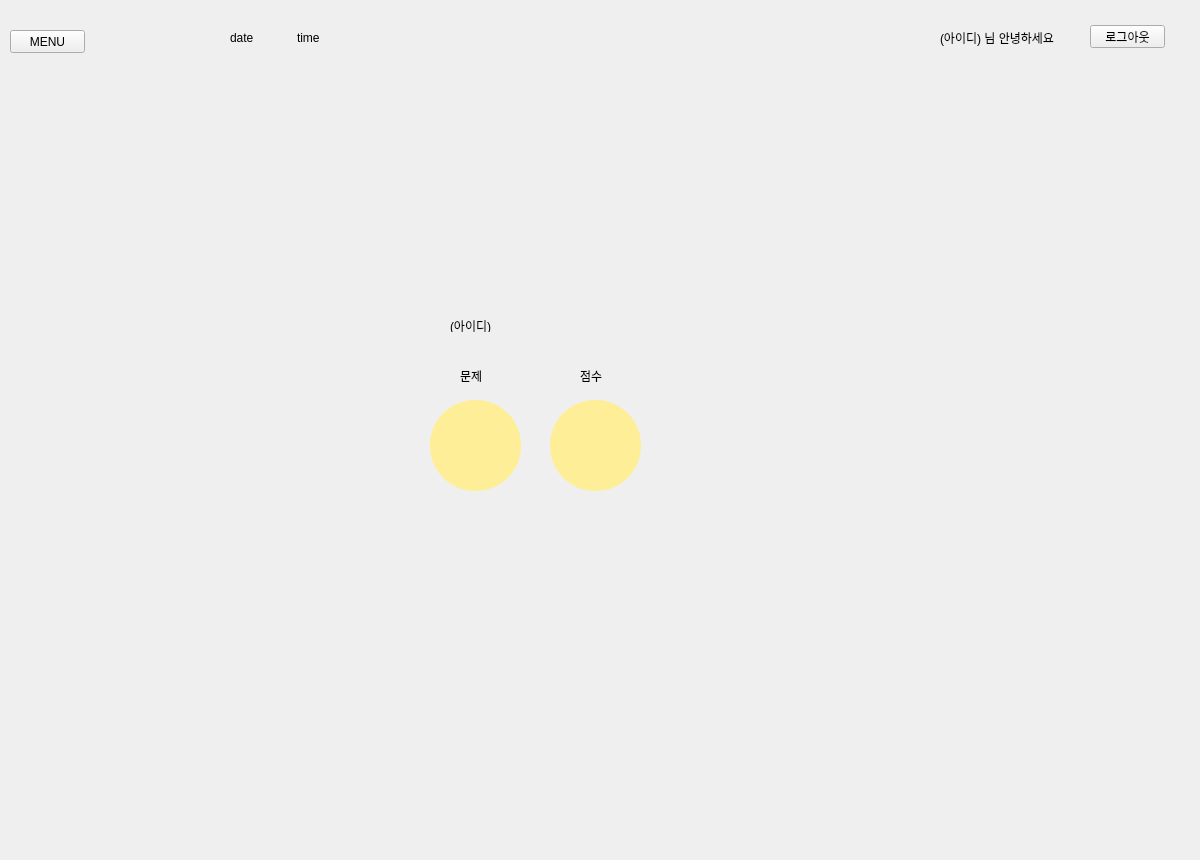
The window that si_contents.ui (gitaeyu/Education_app) describes before a commit, drawn with Qt 5.
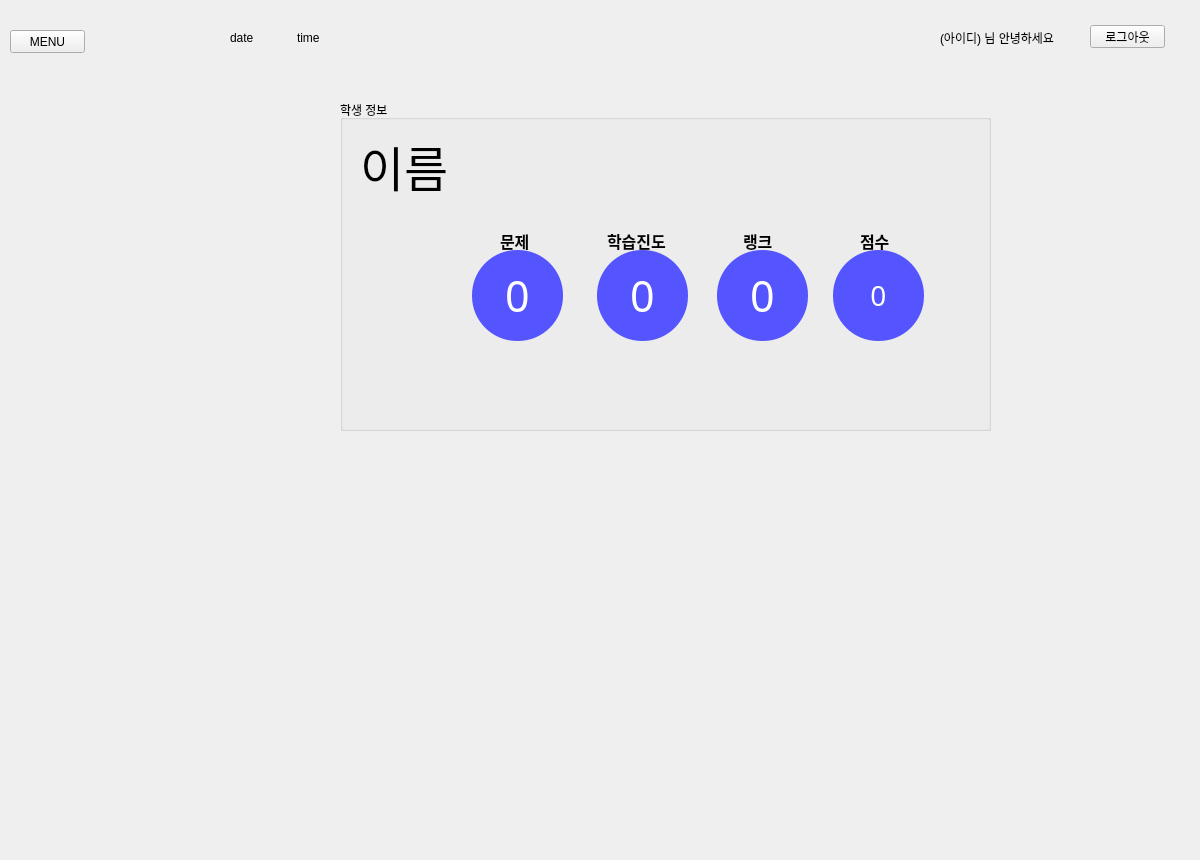
The same window after the commit. The open tabs and pages were chosen to show the change.

Patch:
```diff
--- a/si_contents.ui
+++ b/si_contents.ui
@@ -702,98 +702,272 @@
       <number>2</number>
      </property>
      <widget class="QWidget" name="page_26">
-      <widget class="QLabel" name="lb_point_">
+      <widget class="QGroupBox" name="groupBox">
        <property name="geometry">
         <rect>
-         <x>310</x>
-         <y>320</y>
-         <width>91</width>
-         <height>91</height>
+         <x>100</x>
+         <y>20</y>
+         <width>651</width>
+         <height>331</height>
         </rect>
        </property>
        <property name="styleSheet">
-        <string notr="true">background-color: rgb(255, 238, 152);
+        <string notr="true"/>
+       </property>
+       <property name="title">
+        <string>학생 정보</string>
+       </property>
+       <widget class="QLabel" name="lb_user_name_">
+        <property name="geometry">
+         <rect>
+          <x>20</x>
+          <y>30</y>
+          <width>211</width>
+          <height>71</height>
+         </rect>
+        </property>
+        <property name="font">
+         <font>
+          <family>Alef</family>
+          <pointsize>36</pointsize>
+         </font>
+        </property>
+        <property name="text">
+         <string>이름</string>
+        </property>
+       </widget>
+       <widget class="QLabel" name="label_24">
+        <property name="geometry">
+         <rect>
+          <x>160</x>
+          <y>120</y>
+          <width>41</width>
+          <height>41</height>
+         </rect>
+        </property>
+        <property name="font">
+         <font>
+          <family>Alef</family>
+          <pointsize>12</pointsize>
+          <weight>75</weight>
+          <bold>true</bold>
+         </font>
+        </property>
+        <property name="text">
+         <string>문제</string>
+        </property>
+       </widget>
+       <widget class="QLabel" name="lb_question_num">
+        <property name="geometry">
+         <rect>
+          <x>132</x>
+          <y>150</y>
+          <width>91</width>
+          <height>91</height>
+         </rect>
+        </property>
+        <property name="font">
+         <font>
+          <family>맑은 고딕</family>
+          <pointsize>32</pointsize>
+          <weight>9</weight>
+          <italic>false</italic>
+          <bold>false</bold>
+         </font>
+        </property>
+        <property name="styleSheet">
+         <string notr="true">/*background-color: rgb(255, 238, 152);*/
+background-color: rgb(85, 85, 255);
 border-radius:45px;
 /*border: 1px solid rgb(255, 255, 0);*/
 /*border: 10px solid rgb(255, 255, 0);*/
-font: 75 20pt &quot;맑은 고딕&quot; ;
+/*font: 75 20pt &quot;맑은 고딕&quot; ;*/
 color: rgb(255, 255, 255);
 
 
 </string>
-       </property>
-       <property name="text">
-        <string/>
-       </property>
-       <property name="alignment">
-        <set>Qt::AlignCenter</set>
-       </property>
-      </widget>
-      <widget class="QLabel" name="lb_user_name_">
-       <property name="geometry">
-        <rect>
-         <x>210</x>
-         <y>240</y>
-         <width>56</width>
-         <height>12</height>
-        </rect>
-       </property>
-       <property name="text">
-        <string>(아이디)</string>
-       </property>
-      </widget>
-      <widget class="QLabel" name="label_24">
-       <property name="geometry">
-        <rect>
-         <x>220</x>
-         <y>290</y>
-         <width>56</width>
-         <height>12</height>
-        </rect>
-       </property>
-       <property name="text">
-        <string>문제</string>
-       </property>
-      </widget>
-      <widget class="QLabel" name="label_25">
-       <property name="geometry">
-        <rect>
-         <x>340</x>
-         <y>290</y>
-         <width>56</width>
-         <height>12</height>
-        </rect>
-       </property>
-       <property name="text">
-        <string>점수</string>
-       </property>
-      </widget>
-      <widget class="QLabel" name="lb_question_num_">
-       <property name="geometry">
-        <rect>
-         <x>190</x>
-         <y>320</y>
-         <width>91</width>
-         <height>91</height>
-        </rect>
-       </property>
-       <property name="styleSheet">
-        <string notr="true">background-color: rgb(255, 238, 152);
+        </property>
+        <property name="text">
+         <string>0</string>
+        </property>
+        <property name="alignment">
+         <set>Qt::AlignCenter</set>
+        </property>
+       </widget>
+       <widget class="QLabel" name="lb_point_num">
+        <property name="geometry">
+         <rect>
+          <x>493</x>
+          <y>150</y>
+          <width>91</width>
+          <height>91</height>
+         </rect>
+        </property>
+        <property name="font">
+         <font>
+          <family>맑은 고딕</family>
+          <pointsize>21</pointsize>
+          <weight>50</weight>
+          <italic>false</italic>
+          <bold>false</bold>
+         </font>
+        </property>
+        <property name="styleSheet">
+         <string notr="true">/*background-color: rgb(255, 238, 152);*/
+background-color: rgb(85, 85, 255);
 border-radius:45px;
 /*border: 1px solid rgb(255, 255, 0);*/
 /*border: 10px solid rgb(255, 255, 0);*/
-font: 75 20pt &quot;맑은 고딕&quot; ;
+/*font: 75 20pt &quot;맑은 고딕&quot; ;*/
 color: rgb(255, 255, 255);
 
 
 </string>
-       </property>
-       <property name="text">
-        <string/>
-       </property>
-       <property name="alignment">
-        <set>Qt::AlignCenter</set>
-       </property>
+        </property>
+        <property name="text">
+         <string>0</string>
+        </property>
+        <property name="alignment">
+         <set>Qt::AlignCenter</set>
+        </property>
+       </widget>
+       <widget class="QLabel" name="lb_rank_num">
+        <property name="geometry">
+         <rect>
+          <x>377</x>
+          <y>150</y>
+          <width>91</width>
+          <height>91</height>
+         </rect>
+        </property>
+        <property name="font">
+         <font>
+          <family>맑은 고딕</family>
+          <pointsize>32</pointsize>
+          <weight>50</weight>
+          <italic>false</italic>
+          <bold>false</bold>
+         </font>
+        </property>
+        <property name="styleSheet">
+         <string notr="true">/*background-color: rgb(255, 238, 152);*/
+background-color: rgb(85, 85, 255);
+border-radius:45px;
+/*border: 1px solid rgb(255, 255, 0);*/
+/*border: 10px solid rgb(255, 255, 0);*/
+/*font: 75 20pt &quot;맑은 고딕&quot; ;*/
+color: rgb(255, 255, 255);
+
+
+</string>
+        </property>
+        <property name="text">
+         <string>0</string>
+        </property>
+        <property name="alignment">
+         <set>Qt::AlignCenter</set>
+        </property>
+       </widget>
+       <widget class="QLabel" name="lb_learning_num">
+        <property name="geometry">
+         <rect>
+          <x>257</x>
+          <y>150</y>
+          <width>91</width>
+          <height>91</height>
+         </rect>
+        </property>
+        <property name="font">
+         <font>
+          <family>맑은 고딕</family>
+          <pointsize>32</pointsize>
+          <weight>50</weight>
+          <italic>false</italic>
+          <bold>false</bold>
+         </font>
+        </property>
+        <property name="styleSheet">
+         <string notr="true">/*background-color: rgb(255, 238, 152);*/
+background-color: rgb(85, 85, 255);
+border-radius:45px;
+/*border: 1px solid rgb(255, 255, 0);*/
+/*border: 10px solid rgb(255, 255, 0);*/
+/*font: 75 20pt &quot;맑은 고딕&quot; ;*/
+color: rgb(255, 255, 255);
+
+
+</string>
+        </property>
+        <property name="text">
+         <string>0</string>
+        </property>
+        <property name="alignment">
+         <set>Qt::AlignCenter</set>
+        </property>
+       </widget>
+       <widget class="QLabel" name="label_25">
+        <property name="geometry">
+         <rect>
+          <x>520</x>
+          <y>120</y>
+          <width>41</width>
+          <height>41</height>
+         </rect>
+        </property>
+        <property name="font">
+         <font>
+          <family>Alef</family>
+          <pointsize>12</pointsize>
+          <weight>75</weight>
+          <bold>true</bold>
+         </font>
+        </property>
+        <property name="text">
+         <string>점수</string>
+        </property>
+       </widget>
+       <widget class="QLabel" name="label_32">
+        <property name="geometry">
+         <rect>
+          <x>403</x>
+          <y>120</y>
+          <width>41</width>
+          <height>41</height>
+         </rect>
+        </property>
+        <property name="font">
+         <font>
+          <family>Alef</family>
+          <pointsize>12</pointsize>
+          <weight>75</weight>
+          <bold>true</bold>
+         </font>
+        </property>
+        <property name="text">
+         <string>랭크</string>
+        </property>
+       </widget>
+       <widget class="QLabel" name="label_33">
+        <property name="geometry">
+         <rect>
+          <x>267</x>
+          <y>120</y>
+          <width>71</width>
+          <height>41</height>
+         </rect>
+        </property>
+        <property name="font">
+         <font>
+          <family>Alef</family>
+          <pointsize>12</pointsize>
+          <weight>75</weight>
+          <bold>true</bold>
+         </font>
+        </property>
+        <property name="text">
+         <string>학습진도</string>
+        </property>
+       </widget>
       </widget>
      </widget>
      <widget class="QWidget" name="page_27">
```
Left out of the diff: 4 changed lines with no effect on the pictures.
